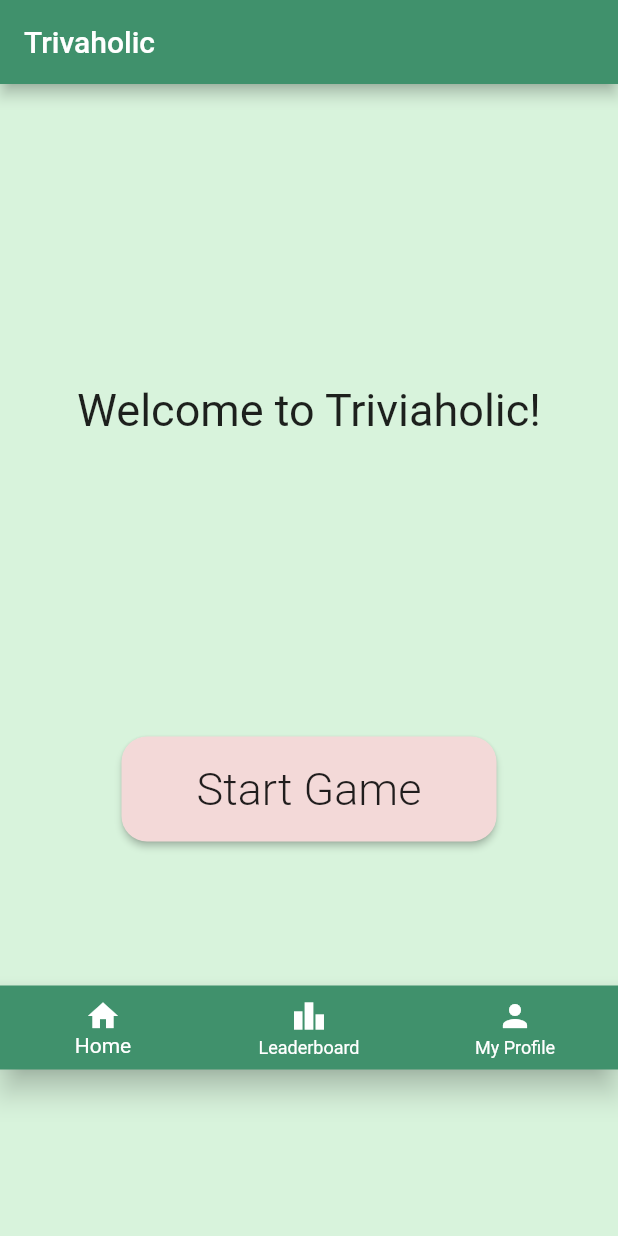
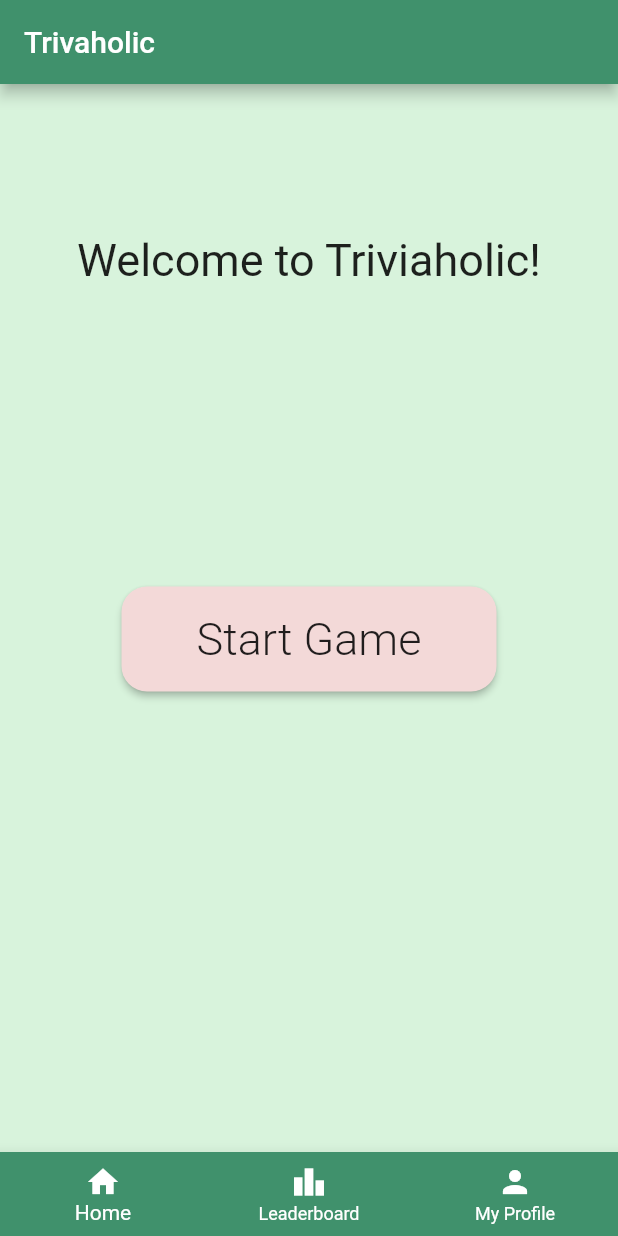
Before and after one commit to gu-tig169/Grupp5, a Flutter app: the screen it shows after launch, on a phone screen of 412 x 824 dp. Run offline on Flutter 3.47's test engine with Material 2 defaults, Android fonts, the phone set to English and light mode, and no system bars.

Commit message:
Fixed issue with the bottomNavigationBar, now working properly

```diff
--- a/lib/view/startgame_view.dart
+++ b/lib/view/startgame_view.dart
@@ -13,14 +13,18 @@ class HomeScreen extends StatelessWidget {
         title: Text('Trivaholic'),
       ),
       body: Column(
-        children: [homeText(), startgameButton(), bottomNavBar()],
+        children: [
+          homeText(),
+          startgameButton(),
+        ],
       ),
+      bottomNavigationBar: bottomNavBar(),
     );
   }
 
   Widget startgameButton() {
     return Container(
-      margin: EdgeInsets.only(bottom: 96, top: 200),
+      margin: EdgeInsets.only(bottom: 50, top: 200),
       alignment: Alignment.bottomCenter,
       child: SizedBox(
         width: 250,
@@ -40,7 +44,7 @@ class HomeScreen extends StatelessWidget {
 
   Widget homeText() {
     return Container(
-      margin: EdgeInsets.only(top: 200),
+      margin: EdgeInsets.only(top: 100),
       alignment: Alignment.center,
       child: Text(
         'Welcome to Triviaholic!',
```
